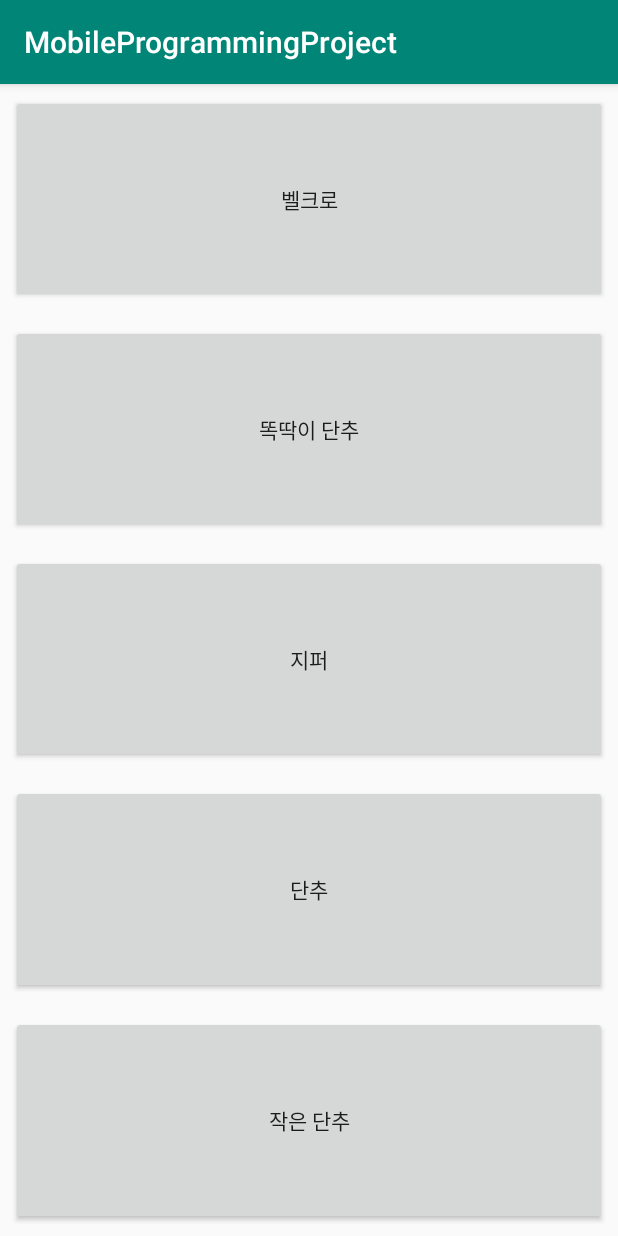
After one commit to jiyeoon/MobileProgrammingProject2019, an Android app: the HomeActivity screen opened directly, with no data from a screen before it, on a phone screen of 412 x 824 dp. The commit adds this screen. Run offline under Robolectric (Android 15) with nearby library versions, the phone set to English and light mode, and no system bars.

Commit message:
create contents activities
설명 들어갈 액티비티 생성
조규성 v1

```diff
--- /dev/null
+++ b/app/src/main/java/yonsei/cte/mobileprogrammingproject/HomeActivity.java
@@ -0,0 +1,69 @@
+package yonsei.cte.mobileprogrammingproject;
+
+import androidx.appcompat.app.AppCompatActivity;
+
+import android.content.Intent;
+import android.os.Bundle;
+import android.view.View;
+import android.widget.Button;
+
+public class HomeActivity extends AppCompatActivity {
+
+    Button velcro_btn;
+    Button dd_btn;
+    Button zipper_btn;
+    Button stud_btn;
+    Button btn_btn;
+
+    @Override
+    protected void onCreate(Bundle savedInstanceState) {
+        super.onCreate(savedInstanceState);
+        setContentView(R.layout.activity_home);
+
+        velcro_btn = (Button) findViewById(R.id.btn_start_vcr);
+        dd_btn     = (Button) findViewById(R.id.btn_start_ddbtn);
+        zipper_btn = (Button) findViewById(R.id.btn_start_zipper);
+        stud_btn   = (Button) findViewById(R.id.btn_start_stud);
+        btn_btn    = (Button) findViewById(R.id.btn_start_btn);
+        Setclicklistener();
+    }
+
+    public void Setclicklistener(){
+
+        velcro_btn.setOnClickListener(new View.OnClickListener() {
+            @Override
+            public void onClick(View view) {
+                Intent intent = new Intent(HomeActivity.this, VelcroActivity.class);
+                startActivity(intent);
+            }
+        });
+        dd_btn.setOnClickListener(new View.OnClickListener() {
+            @Override
+            public void onClick(View view) {
+                Intent intent = new Intent(HomeActivity.this, DdbtnActivity.class);
+                startActivity(intent);
+            }
+        });
+        zipper_btn.setOnClickListener(new View.OnClickListener() {
+            @Override
+            public void onClick(View view) {
+                Intent intent = new Intent(HomeActivity.this, ZipperActivity.class);
+                startActivity(intent);
+            }
+        });
+        stud_btn.setOnClickListener(new View.OnClickListener() {
+            @Override
+            public void onClick(View view) {
+                Intent intent = new Intent(HomeActivity.this, StudActivity.class);
+                startActivity(intent);
+            }
+        });
+        btn_btn.setOnClickListener(new View.OnClickListener() {
+            @Override
+            public void onClick(View view) {
+                Intent intent = new Intent(HomeActivity.this, BtnActivity.class);
+                startActivity(intent);
+            }
+        });
+    }
+}
--- /dev/null
+++ b/app/src/main/res/layout/activity_home.xml
@@ -0,0 +1,40 @@
+<?xml version="1.0" encoding="utf-8"?>
+<LinearLayout xmlns:android="http://schemas.android.com/apk/res/android"
+    android:orientation="vertical" android:layout_width="match_parent"
+    android:layout_height="match_parent">
+    <Button
+        android:id="@+id/btn_start_vcr"
+        android:layout_weight="1"
+        android:layout_width="match_parent"
+        android:layout_height="wrap_content"
+        android:text="벨크로"
+        android:layout_margin="7dp"/>
+    <Button
+        android:id="@+id/btn_start_ddbtn"
+        android:layout_weight="1"
+        android:layout_width="match_parent"
+        android:layout_height="wrap_content"
+        android:text="똑딱이 단추"
+        android:layout_margin="7dp"/>
+    <Button
+        android:id="@+id/btn_start_zipper"
+        android:layout_weight="1"
+        android:layout_width="match_parent"
+        android:layout_height="wrap_content"
+        android:text="지퍼"
+        android:layout_margin="7dp"/>
+    <Button
+        android:id="@+id/btn_start_stud"
+        android:layout_weight="1"
+        android:layout_width="match_parent"
+        android:layout_height="wrap_content"
+        android:text="단추"
+        android:layout_margin="7dp"/>
+    <Button
+        android:id="@+id/btn_start_btn"
+        android:layout_weight="1"
+        android:layout_width="match_parent"
+        android:layout_height="wrap_content"
+        android:text="작은 단추"
+        android:layout_margin="7dp"/>
+</LinearLayout>
--- a/app/src/main/res/layout/activity_main.xml
+++ b/app/src/main/res/layout/activity_main.xml
@@ -22,6 +22,7 @@
 
     <include layout="@layout/content_main" />
 
+
     <com.google.android.material.floatingactionbutton.FloatingActionButton
         android:id="@+id/fab"
         android:layout_width="wrap_content"
```
Also changed, not shown: app/src/main/AndroidManifest.xml (+7 -3 lines), app/src/main/java/yonsei/cte/mobileprogrammingproject/BtnActivity.java (added, +29 -0 lines), app/src/main/java/yonsei/cte/mobileprogrammingproject/DdbtnActivity.java (added, +29 -0 lines), app/src/main/java/yonsei/cte/mobileprogrammingproject/MainActivity.java (+10 -0 lines), app/src/main/java/yonsei/cte/mobileprogrammingproject/StudActivity.java (added, +28 -0 lines), app/src/main/java/yonsei/cte/mobileprogrammingproject/VelcroActivity.java (added, +28 -0 lines), app/src/main/java/yonsei/cte/mobileprogrammingproject/ZipperActivity.java (added, +28 -0 lines), app/src/main/res/layout/activity_btn.xml (added, +15 -0 lines), app/src/main/res/layout/activity_ddbtn.xml (added, +15 -0 lines), app/src/main/res/layout/activity_stud.xml (added, +15 -0 lines), app/src/main/res/layout/activity_velcro.xml (added, +15 -0 lines), app/src/main/res/layout/activity_zipper.xml (added, +15 -0 lines), app/src/main/res/layout/content_main.xml (+10 -1 lines), app/build.gradle (line endings or trailing spaces).
